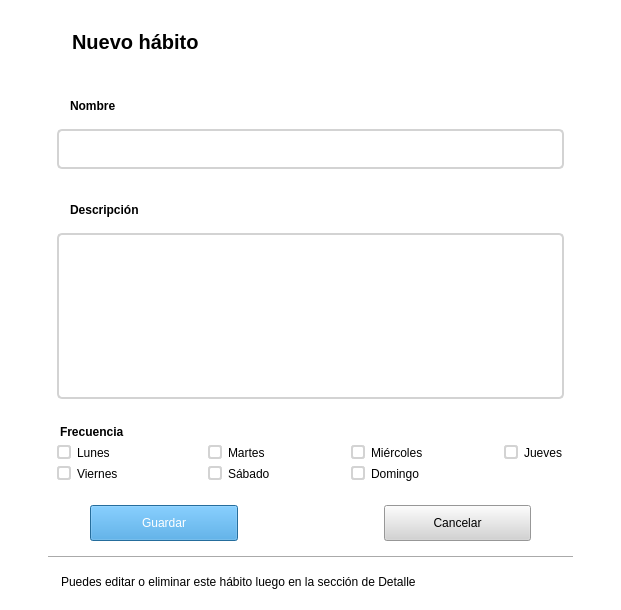
This is infraestructure/ui/pages/habit_form/habit_form_view.ui in judajaavAlt/PI2 as Qt 5 draws it before an edit. The edited form follows.
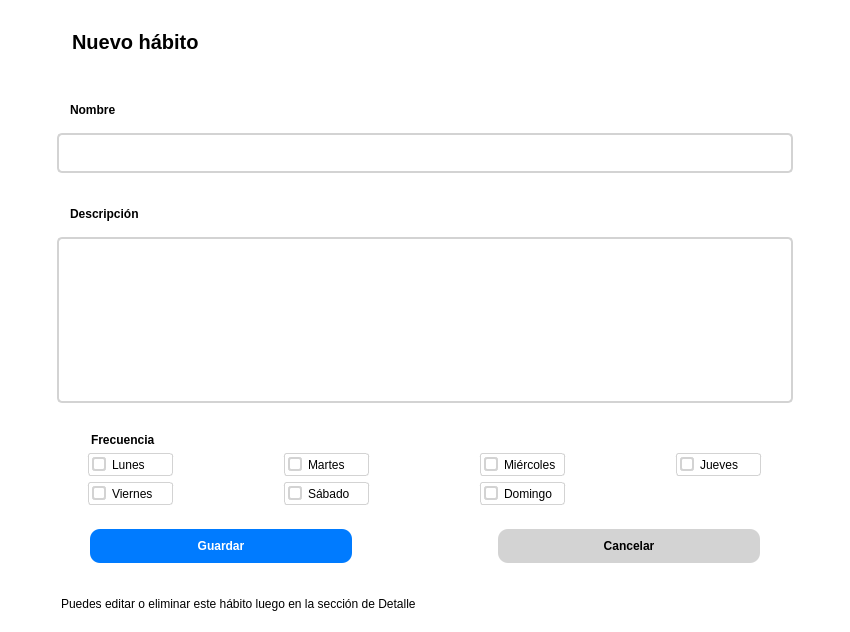
This is the edited form.

```diff
--- a/infraestructure/ui/pages/habit_form/habit_form_view.ui
+++ b/infraestructure/ui/pages/habit_form/habit_form_view.ui
@@ -6,8 +6,8 @@
    <rect>
     <x>0</x>
     <y>0</y>
-    <width>605</width>
-    <height>610</height>
+    <width>850</width>
+    <height>632</height>
    </rect>
   </property>
   <property name="windowTitle">
@@ -19,6 +19,7 @@
     padding: 10px;
 	margin: 60px 20px 80px;
 	margin: 0px auto;
+	border-radius: 10px;
 }
 
 QLabel {
@@ -159,13 +160,20 @@
 }
 
 QCheckBox::indicator:checked {
-	background-color: #3498db;
+	background-color: #0056b3;
 }
 
 QWidget {
-  padding: 0;
+  padding: 0 0 0 0;
   margin-top: 0;
   margin-bottom: 0;
+}
+
+QCheckBox {
+    border: 1px solid lightgray;
+	border-radius: 3px;
+	padding: 3px 0px 3px 3px;
+	max-width: 80px;
 }</string>
      </property>
      <layout class="QGridLayout" name="gridLayout_2">
@@ -244,6 +252,10 @@
      <property name="styleSheet">
       <string notr="true">QWidget {
 	margin: 0px 70px;
+}
+
+QPushButton {
+	font-weight: bold;
 }</string>
      </property>
      <layout class="QHBoxLayout" name="horizontalLayout_4">
@@ -251,8 +263,16 @@
        <widget class="QPushButton" name="btn_save">
         <property name="styleSheet">
          <string notr="true">QPushButton {
-	background-color: #3498db;
+	background-color: #007BFF;
 	color: white;
+}
+
+QPushButton#btn_save:hover {
+    background-color: #0056b3;
+}
+
+QPushButton#btn_save:pressed {
+    background-color: #004085;
 }</string>
         </property>
         <property name="text">
```
